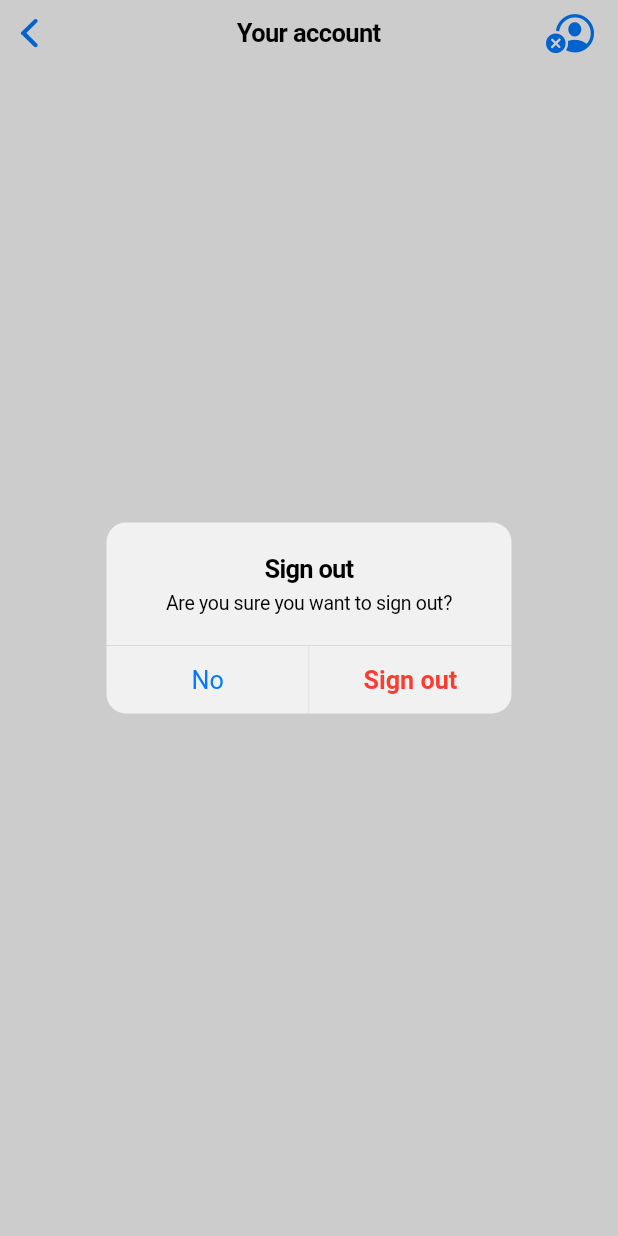
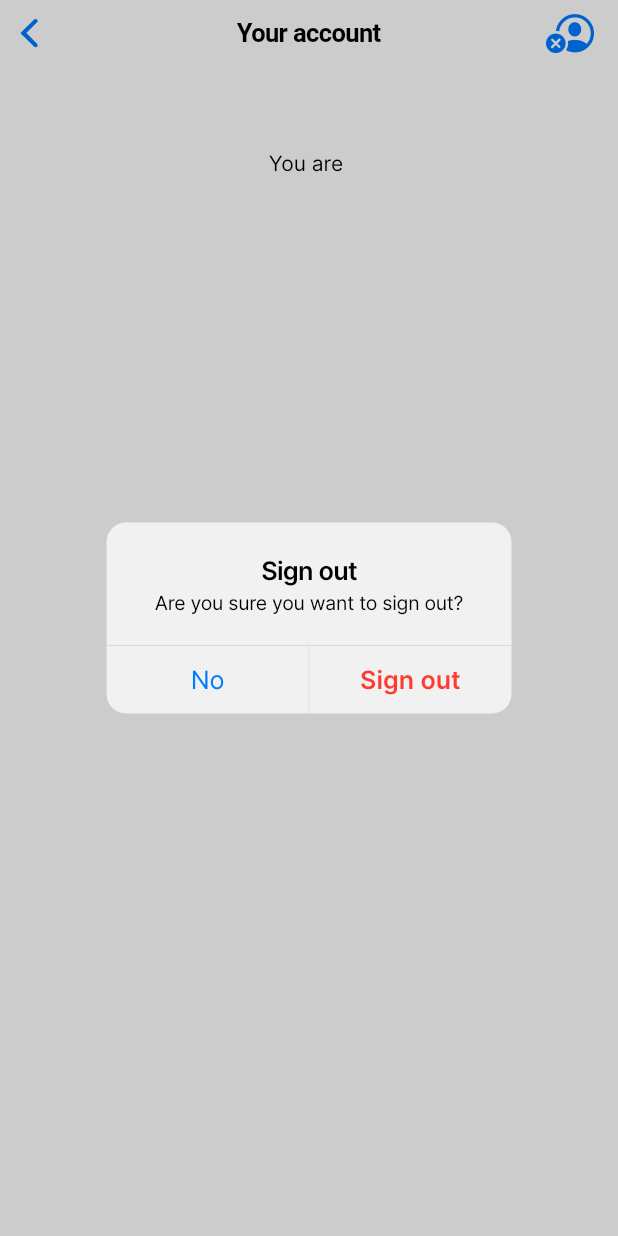
Before and after one commit to brendantwh/DropShare, a Flutter app: the Userpage screen opened by its route, after a tap on an icon or button, on a phone screen of 412 x 824 dp. Run offline on Flutter 3.47's test engine with Material 2 defaults, Android fonts, the phone set to English and light mode, and no system bars; our stand-ins replace cloud_firestore, firebase_auth, firebase_core; accounts and stored records are empty.

Commit message:
Edit font family

```diff
--- a/lib/user/userpage.dart
+++ b/lib/user/userpage.dart
@@ -32,15 +32,29 @@ class _UserpageState extends State<Userpage> {
                     context: context,
                     builder: (context) {
                       return CupertinoAlertDialog(
-                          title: const Text('Sign out'),
-                          content: const Text(
-                              'Are you sure you want to sign out?'),
+                          title: Text(
+                              'Sign out',
+                              style: TextStyle(
+                                  fontFamily: CupertinoTheme.of(context).textTheme.textStyle.fontFamily
+                              )
+                          ),
+                          content: Text(
+                              'Are you sure you want to sign out?',
+                              style: TextStyle(
+                                  fontFamily: CupertinoTheme.of(context).textTheme.textStyle.fontFamily
+                              )
+                          ),
                           actions: <CupertinoDialogAction>[
                             CupertinoDialogAction(
                               onPressed: () {
                                 Navigator.pop(context);
                               },
-                              child: const Text('No'),
+                              child: Text(
+                                  'No',
+                                  style: TextStyle(
+                                      fontFamily: CupertinoTheme.of(context).textTheme.textStyle.fontFamily
+                                  )
+                              ),
                             ),
                             CupertinoDialogAction(
                               isDefaultAction: true,
@@ -59,10 +73,13 @@ class _UserpageState extends State<Userpage> {
                                   print(e);
                                 }
                               },
-                              child: const Text('Sign out',
+                              child: Text('Sign out',
                                   style: TextStyle(
                                       color: CupertinoColors
-                                          .destructiveRed)),
+                                          .destructiveRed,
+                                      fontFamily: CupertinoTheme.of(context).textTheme.textStyle.fontFamily
+                                  )
+                              ),
                             )
                           ]);
                     });
@@ -72,7 +89,17 @@ class _UserpageState extends State<Userpage> {
         ),
         child: SafeArea(
           minimum: const EdgeInsets.fromLTRB(20.0, 100.0, 20.0, 0),
-          child: ListingGrid(stream: userListings),
+          child: Column(
+            children: [
+              Container(
+                padding: const EdgeInsets.fromLTRB(0, 0, 0, 20),
+                child: Text('You are ${FirebaseAuth.instance.currentUser?.uid ?? 'Unknown user'}'),
+              ),
+              Flexible(
+                  child: ListingGrid(stream: userListings)
+              )
+            ],
+          ),
         ));
   }
 }
```
Also changed, not shown: lib/auth/authentication.dart (+30 -5 lines), lib/chat/chat.dart (+34 -12 lines), lib/listings/create.dart (+18 -3 lines).
